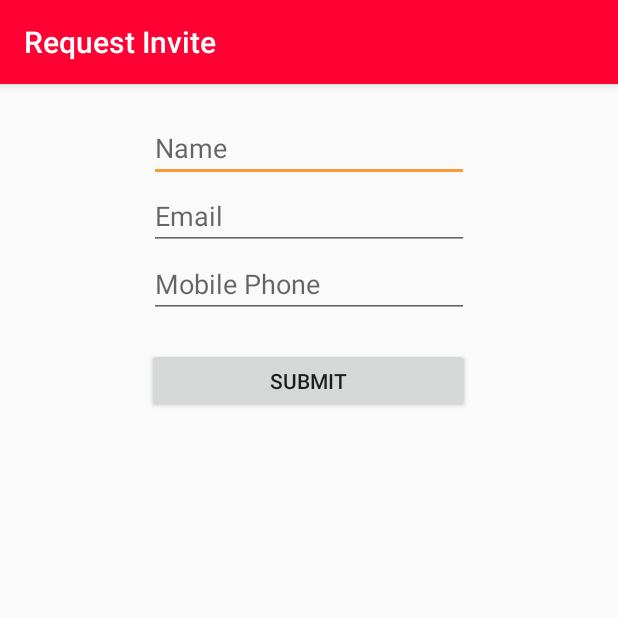
After one commit to jhonattas/jobfinder, an Android app: the RequestInviteActivity screen opened directly, with no data from a screen before it, on a phone screen of 412 x 824 dp, the top half of it. The commit adds this screen. Run offline under Robolectric (Android 15) with nearby library versions, the phone set to English and light mode, and no system bars; our stand-ins replace AdMob.

Commit message:
cria a activity responsavel pelo cadastro

```diff
--- a/app/src/main/AndroidManifest.xml
+++ b/app/src/main/AndroidManifest.xml
@@ -9,7 +9,7 @@
         android:supportsRtl="true"
         android:theme="@style/AppTheme">
         <activity
-            android:name=".SplashActivity"
+            android:name=".view.activities.SplashActivity"
             android:label="@string/app_name"
             android:theme="@style/AppTheme.NoActionBar">
             <intent-filter>
@@ -18,6 +18,7 @@
                 <category android:name="android.intent.category.LAUNCHER" />
             </intent-filter>
         </activity>
+        <activity android:name=".view.activities.RequestInviteActivity"></activity>
     </application>
 
 </manifest>
--- /dev/null
+++ b/app/src/main/java/com/soucriador/jobfinder/view/activities/RequestInviteActivity.java
@@ -0,0 +1,35 @@
+package com.soucriador.jobfinder.view.activities;
+
+import android.support.v7.app.AppCompatActivity;
+import android.os.Bundle;
+import android.widget.Button;
+
+import com.google.android.gms.ads.AdRequest;
+import com.google.android.gms.ads.AdView;
+import com.google.android.gms.ads.MobileAds;
+import com.soucriador.jobfinder.BuildConfig;
+import com.soucriador.jobfinder.R;
+
+public class RequestInviteActivity extends AppCompatActivity {
+
+    AdView mAdView;
+    Button btSubmit;
+
+    @Override
+    protected void onCreate(Bundle savedInstanceState) {
+        super.onCreate(savedInstanceState);
+        setContentView(R.layout.activity_request_invite);
+
+        setTitle(R.string.request_invite);
+        createAd();
+    }
+
+    void createAd(){
+        MobileAds.initialize(this, BuildConfig.ad_id);
+
+        // encontra o espaco do anuncio no layout
+        mAdView = findViewById(R.id.adView);
+        AdRequest adRequest = new AdRequest.Builder().build();
+        mAdView.loadAd(adRequest);
+    }
+}
--- a/app/src/main/java/com/soucriador/jobfinder/SplashActivity.java
+++ b/app/src/main/java/com/soucriador/jobfinder/view/activities/SplashActivity.java
@@ -1,20 +1,24 @@
-package com.soucriador.jobfinder;
+package com.soucriador.jobfinder.view.activities;
 
-import android.os.Build;
+import android.content.Intent;
 import android.os.Bundle;
 import android.support.v7.app.AppCompatActivity;
 import android.support.v7.widget.Toolbar;
 import android.view.Menu;
 import android.view.MenuItem;
+import android.view.View;
+import android.widget.Button;
 
 import com.google.android.gms.ads.AdRequest;
-import com.google.android.gms.ads.AdSize;
 import com.google.android.gms.ads.AdView;
 import com.google.android.gms.ads.MobileAds;
+import com.soucriador.jobfinder.BuildConfig;
+import com.soucriador.jobfinder.R;
 
 public class SplashActivity extends AppCompatActivity {
 
     AdView mAdView;
+    Button btRequestInvite;
 
     @Override
     protected void onCreate(Bundle savedInstanceState) {
@@ -23,12 +27,16 @@ public class SplashActivity extends AppCompatActivity {
         Toolbar toolbar = findViewById(R.id.toolbar);
         setSupportActionBar(toolbar);
 
-        MobileAds.initialize(this, BuildConfig.ad_id);
+        createAd();
 
-        // encontra o espaco do anuncio no layout
-        mAdView = findViewById(R.id.adView);
-        AdRequest adRequest = new AdRequest.Builder().build();
-        mAdView.loadAd(adRequest);
+        btRequestInvite = findViewById(R.id.btRequestInvite);
+        btRequestInvite.setOnClickListener(new View.OnClickListener() {
+            @Override
+            public void onClick(View view) {
+                Intent openRI = new Intent(SplashActivity.this, RequestInviteActivity.class);
+                startActivity(openRI);
+            }
+        });
 
     }
 
@@ -48,4 +56,13 @@ public class SplashActivity extends AppCompatActivity {
 
         return super.onOptionsItemSelected(item);
     }
+
+    void createAd(){
+        MobileAds.initialize(this, BuildConfig.ad_id);
+
+        // encontra o espaco do anuncio no layout
+        mAdView = findViewById(R.id.adView);
+        AdRequest adRequest = new AdRequest.Builder().build();
+        mAdView.loadAd(adRequest);
+    }
 }
--- /dev/null
+++ b/app/src/main/res/layout/activity_request_invite.xml
@@ -0,0 +1,62 @@
+<?xml version="1.0" encoding="utf-8"?>
+<RelativeLayout xmlns:android="http://schemas.android.com/apk/res/android"
+    xmlns:app="http://schemas.android.com/apk/res-auto"
+    xmlns:tools="http://schemas.android.com/tools"
+    android:layout_width="match_parent"
+    android:layout_height="match_parent"
+    tools:context="com.soucriador.jobfinder.view.activities.RequestInviteActivity">
+
+    <EditText
+        android:id="@+id/etName"
+        android:layout_width="wrap_content"
+        android:layout_height="wrap_content"
+        android:layout_alignParentTop="true"
+        android:layout_centerHorizontal="true"
+        android:layout_marginTop="20dp"
+        android:ems="10"
+        android:hint="@string/form_name"
+        android:inputType="textPersonName" />
+
+    <EditText
+        android:id="@+id/etEmail"
+        android:layout_width="wrap_content"
+        android:layout_height="wrap_content"
+        android:ems="10"
+        android:inputType="textEmailAddress"
+        android:hint="@string/form_email"
+        android:layout_below="@id/etName"
+        android:layout_centerHorizontal="true"
+        android:gravity="center_vertical"/>
+
+    <EditText
+        android:id="@+id/etPhone"
+        android:layout_width="wrap_content"
+        android:layout_height="wrap_content"
+        android:ems="10"
+        android:inputType="phone"
+        android:hint="@string/form_mobilephone"
+        android:layout_centerHorizontal="true"
+        android:layout_below="@id/etEmail"/>
+
+    <Button
+        android:id="@+id/btSubmit"
+        android:layout_width="215dp"
+        android:layout_height="43dp"
+        android:layout_alignParentTop="true"
+        android:layout_centerHorizontal="true"
+        android:layout_marginTop="176dp"
+        android:text="@string/form_submit"
+        app:layout_constraintStart_toStartOf="parent" />
+
+    <com.google.android.gms.ads.AdView
+        xmlns:ads="http://schemas.android.com/apk/res-auto"
+        android:id="@+id/adView"
+        android:layout_width="wrap_content"
+        android:layout_height="wrap_content"
+        android:layout_alignParentBottom="true"
+        android:layout_centerHorizontal="true"
+        ads:adSize="BANNER"
+        ads:adUnitId="@string/admob_id"
+        ads:layout_anchorGravity="bottom|center"/>
+
+</RelativeLayout>
--- a/app/src/main/res/layout/activity_splash.xml
+++ b/app/src/main/res/layout/activity_splash.xml
@@ -5,7 +5,7 @@
     android:layout_width="match_parent"
     android:layout_height="match_parent"
     android:fitsSystemWindows="true"
-    tools:context="com.soucriador.jobfinder.SplashActivity">
+    tools:context="com.soucriador.jobfinder.view.activities.SplashActivity">
 
     <android.support.design.widget.AppBarLayout
         android:layout_width="match_parent"
--- a/app/src/main/res/layout/content_splash.xml
+++ b/app/src/main/res/layout/content_splash.xml
@@ -9,7 +9,7 @@
     android:paddingRight="@dimen/activity_horizontal_margin"
     android:paddingTop="@dimen/activity_vertical_margin"
     app:layout_behavior="@string/appbar_scrolling_view_behavior"
-    tools:context="com.soucriador.jobfinder.SplashActivity"
+    tools:context="com.soucriador.jobfinder.view.activities.SplashActivity"
     tools:showIn="@layout/activity_splash">
 
     <ImageView
@@ -21,7 +21,7 @@
         android:layout_centerHorizontal="true" />
 
     <Button
-        android:id="@+id/button"
+        android:id="@+id/btRequestInvite"
         android:layout_width="256dp"
         android:layout_height="wrap_content"
         android:layout_below="@+id/imageView"
--- a/app/src/main/res/menu/menu_splash.xml
+++ b/app/src/main/res/menu/menu_splash.xml
@@ -1,7 +1,7 @@
 <menu xmlns:android="http://schemas.android.com/apk/res/android"
     xmlns:app="http://schemas.android.com/apk/res-auto"
     xmlns:tools="http://schemas.android.com/tools"
-    tools:context="com.soucriador.jobfinder.SplashActivity">
+    tools:context="com.soucriador.jobfinder.view.activities.SplashActivity">
     <item
         android:id="@+id/action_settings"
         android:orderInCategory="100"
--- a/app/src/main/res/values/strings.xml
+++ b/app/src/main/res/values/strings.xml
@@ -10,7 +10,7 @@
     <string name="form_email">Email</string>
     <string name="form_mobilephone">Mobile Phone</string>
     <string name="form_cancel">Cancel</string>
-    <string name="form_submite">Submit</string>
+    <string name="form_submit">Submit</string>
 
     <string name="form_error_email_already_registered">Email already registered</string>
     <string name="form_error_email_invalid">Email Invalid</string>
```
Also changed, not shown: 1 other file.
